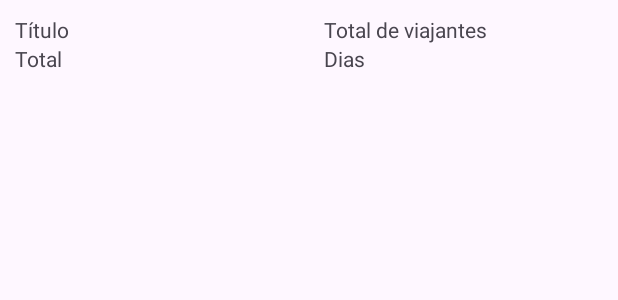
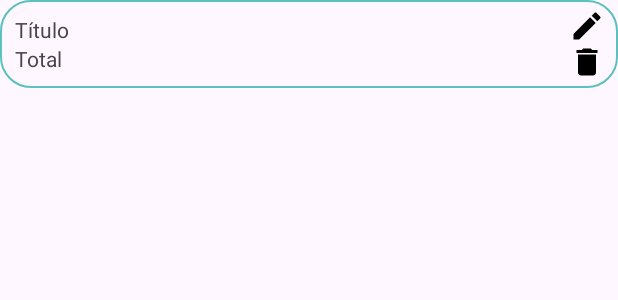
Before and after one commit to Leonardo-DeLuca/CheapTrip, an Android app: the layout item_lista_viagem.xml on its own in the app's theme, with its tools: preview values and no code run, on a phone screen of 412 x 824 dp. Shown: the top 300 px of the screen. Run offline under Robolectric (Android 15) with nearby library versions, the phone set to English and light mode, and no system bars.

```diff
--- a/app/src/main/java/activities/LoginActivity.java
+++ b/app/src/main/java/activities/LoginActivity.java
@@ -41,6 +41,7 @@ public class LoginActivity extends AppCompatActivity {
         if (mantemConexao) {
             Intent it = new Intent(LoginActivity.this, MainActivity.class);
             startActivity(it);
+            finish();
         } else {
             setContentView(R.layout.activity_login);
 
--- a/app/src/main/res/drawable/borda_redonda.xml
+++ b/app/src/main/res/drawable/borda_redonda.xml
@@ -3,8 +3,8 @@
     android:shape="rectangle">
 
     <stroke
-        android:width="4dp"
-        android:color="@color/white"/>
+        android:width="1dp"
+        android:color="@color/azulClaro"/>
     <corners
-        android:radius="250dp"/>
+        android:radius="20dp"/>
 </shape>
--- /dev/null
+++ b/app/src/main/res/drawable/ic_calendar_month.xml
@@ -0,0 +1,5 @@
+<vector android:height="24dp" android:tint="#000000"
+    android:viewportHeight="24" android:viewportWidth="24"
+    android:width="24dp" xmlns:android="http://schemas.android.com/apk/res/android">
+    <path android:fillColor="@android:color/white" android:pathData="M19,4h-1V2h-2v2H8V2H6v2H5C3.89,4 3.01,4.9 3.01,6L3,20c0,1.1 0.89,2 2,2h14c1.1,0 2,-0.9 2,-2V6C21,4.9 20.1,4 19,4zM19,20H5V10h14V20zM9,14H7v-2h2V14zM13,14h-2v-2h2V14zM17,14h-2v-2h2V14zM9,18H7v-2h2V18zM13,18h-2v-2h2V18zM17,18h-2v-2h2V18z"/>
+</vector>
--- /dev/null
+++ b/app/src/main/res/drawable/ic_delete.xml
@@ -0,0 +1,5 @@
+<vector android:height="24dp" android:tint="#000000"
+    android:viewportHeight="24" android:viewportWidth="24"
+    android:width="24dp" xmlns:android="http://schemas.android.com/apk/res/android">
+    <path android:fillColor="@android:color/white" android:pathData="M6,19c0,1.1 0.9,2 2,2h8c1.1,0 2,-0.9 2,-2V7H6v12zM19,4h-3.5l-1,-1h-5l-1,1H5v2h14V4z"/>
+</vector>
--- /dev/null
+++ b/app/src/main/res/drawable/ic_edit.xml
@@ -0,0 +1,5 @@
+<vector android:height="24dp" android:tint="#000000"
+    android:viewportHeight="24" android:viewportWidth="24"
+    android:width="24dp" xmlns:android="http://schemas.android.com/apk/res/android">
+    <path android:fillColor="@android:color/white" android:pathData="M3,17.25V21h3.75L17.81,9.94l-3.75,-3.75L3,17.25zM20.71,7.04c0.39,-0.39 0.39,-1.02 0,-1.41l-2.34,-2.34c-0.39,-0.39 -1.02,-0.39 -1.41,0l-1.83,1.83 3.75,3.75 1.83,-1.83z"/>
+</vector>
--- /dev/null
+++ b/app/src/main/res/drawable/ic_hourglass_empty.xml
@@ -0,0 +1,5 @@
+<vector android:height="24dp" android:tint="#000000"
+    android:viewportHeight="24" android:viewportWidth="24"
+    android:width="24dp" xmlns:android="http://schemas.android.com/apk/res/android">
+    <path android:fillColor="@android:color/white" android:pathData="M6,2v6h0.01L6,8.01 10,12l-4,4 0.01,0.01L6,16.01L6,22h12v-5.99h-0.01L18,16l-4,-4 4,-3.99 -0.01,-0.01L18,8L18,2L6,2zM16,16.5L16,20L8,20v-3.5l4,-4 4,4zM12,11.5l-4,-4L8,4h8v3.5l-4,4z"/>
+</vector>
--- /dev/null
+++ b/app/src/main/res/drawable/ic_money.xml
@@ -0,0 +1,5 @@
+<vector android:height="24dp" android:tint="#000000"
+    android:viewportHeight="24" android:viewportWidth="24"
+    android:width="24dp" xmlns:android="http://schemas.android.com/apk/res/android">
+    <path android:fillColor="@android:color/white" android:pathData="M11.8,10.9c-2.27,-0.59 -3,-1.2 -3,-2.15 0,-1.09 1.01,-1.85 2.7,-1.85 1.78,0 2.44,0.85 2.5,2.1h2.21c-0.07,-1.72 -1.12,-3.3 -3.21,-3.81V3h-3v2.16c-1.94,0.42 -3.5,1.68 -3.5,3.61 0,2.31 1.91,3.46 4.7,4.13 2.5,0.6 3,1.48 3,2.41 0,0.69 -0.49,1.79 -2.7,1.79 -2.06,0 -2.87,-0.92 -2.98,-2.1h-2.2c0.12,2.19 1.76,3.42 3.68,3.83V21h3v-2.15c1.95,-0.37 3.5,-1.5 3.5,-3.55 0,-2.84 -2.43,-3.81 -4.7,-4.4z"/>
+</vector>
--- /dev/null
+++ b/app/src/main/res/drawable/ic_people.xml
@@ -0,0 +1,5 @@
+<vector android:height="24dp" android:tint="#000000"
+    android:viewportHeight="24" android:viewportWidth="24"
+    android:width="24dp" xmlns:android="http://schemas.android.com/apk/res/android">
+    <path android:fillColor="@android:color/white" android:pathData="M16,11c1.66,0 2.99,-1.34 2.99,-3S17.66,5 16,5c-1.66,0 -3,1.34 -3,3s1.34,3 3,3zM8,11c1.66,0 2.99,-1.34 2.99,-3S9.66,5 8,5C6.34,5 5,6.34 5,8s1.34,3 3,3zM8,13c-2.33,0 -7,1.17 -7,3.5L1,19h14v-2.5c0,-2.33 -4.67,-3.5 -7,-3.5zM16,13c-0.29,0 -0.62,0.02 -0.97,0.05 1.16,0.84 1.97,1.97 1.97,3.45L17,19h6v-2.5c0,-2.33 -4.67,-3.5 -7,-3.5z"/>
+</vector>
--- /dev/null
+++ b/app/src/main/res/drawable/ic_title.xml
@@ -0,0 +1,5 @@
+<vector android:height="24dp" android:tint="#000000"
+    android:viewportHeight="24" android:viewportWidth="24"
+    android:width="24dp" xmlns:android="http://schemas.android.com/apk/res/android">
+    <path android:fillColor="@android:color/white" android:pathData="M5,4v3h5.5v12h3V7H19V4z"/>
+</vector>
--- a/app/src/main/res/layout/item_lista_viagem.xml
+++ b/app/src/main/res/layout/item_lista_viagem.xml
@@ -2,16 +2,17 @@
 <LinearLayout
     xmlns:android="http://schemas.android.com/apk/res/android"
     android:layout_width="match_parent"
-    android:layout_height="match_parent"
+    android:layout_height="wrap_content"
     android:weightSum="100"
-    android:orientation="horizontal">
+    android:orientation="horizontal"
+    android:background="@drawable/borda_redonda">
 
     <LinearLayout
-        android:layout_width="match_parent"
+        android:layout_width="0dp"
         android:layout_height="wrap_content"
         android:orientation="vertical"
         android:padding="10dp"
-        android:layout_weight="50">
+        android:layout_weight="90">
 
         <LinearLayout
             android:layout_width="match_parent"
@@ -50,45 +51,25 @@
     </LinearLayout>
 
     <LinearLayout
-        android:layout_width="match_parent"
+        android:layout_width="0dp"
         android:layout_height="wrap_content"
         android:orientation="vertical"
-        android:padding="10dp"
-        android:layout_weight="50">
+        android:padding="5dp"
+        android:layout_weight="10"
+        android:weightSum="100">
 
-        <LinearLayout
+        <ImageView
             android:layout_width="match_parent"
-            android:layout_height="wrap_content"
-            android:orientation="horizontal">
+            android:layout_height="0dp"
+            android:layout_weight="50"
+            android:src="@drawable/ic_edit"/>
 
-            <TextView
-                android:layout_width="wrap_content"
-                android:layout_height="wrap_content"
-                android:text="@string/numeroViajantes"/>
 
-            <TextView
-                android:id="@+id/textNumeroViajantesViagem"
-                android:layout_width="match_parent"
-                android:layout_height="wrap_content"/>
-
-        </LinearLayout>
-
-        <LinearLayout
+        <ImageView
             android:layout_width="match_parent"
-            android:layout_height="wrap_content"
-            android:orientation="horizontal">
-
-            <TextView
-                android:layout_width="wrap_content"
-                android:layout_height="wrap_content"
-                android:text="Dias"/>
-
-            <TextView
-                android:id="@+id/textDuracaoViagem"
-                android:layout_width="match_parent"
-                android:layout_height="wrap_content"/>
-
-        </LinearLayout>
+            android:layout_height="0dp"
+            android:layout_weight="50"
+            android:src="@drawable/ic_delete"/>
 
     </LinearLayout>
 
```
Also changed, not shown: app/src/main/AndroidManifest.xml (+12 -6 lines).
